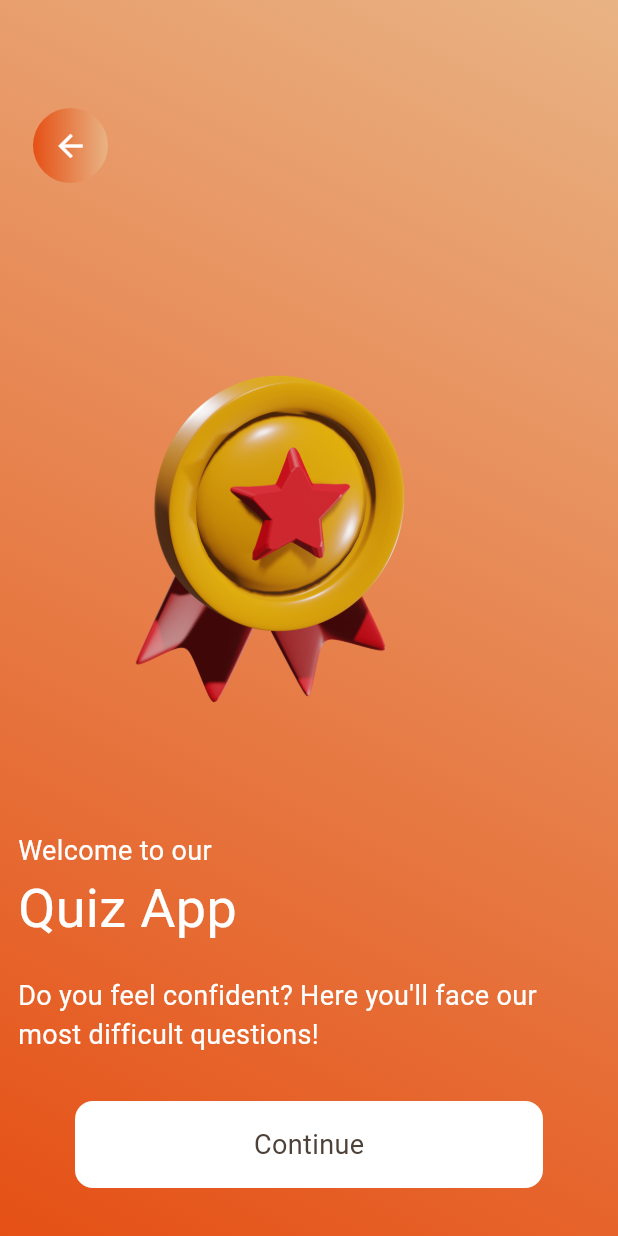
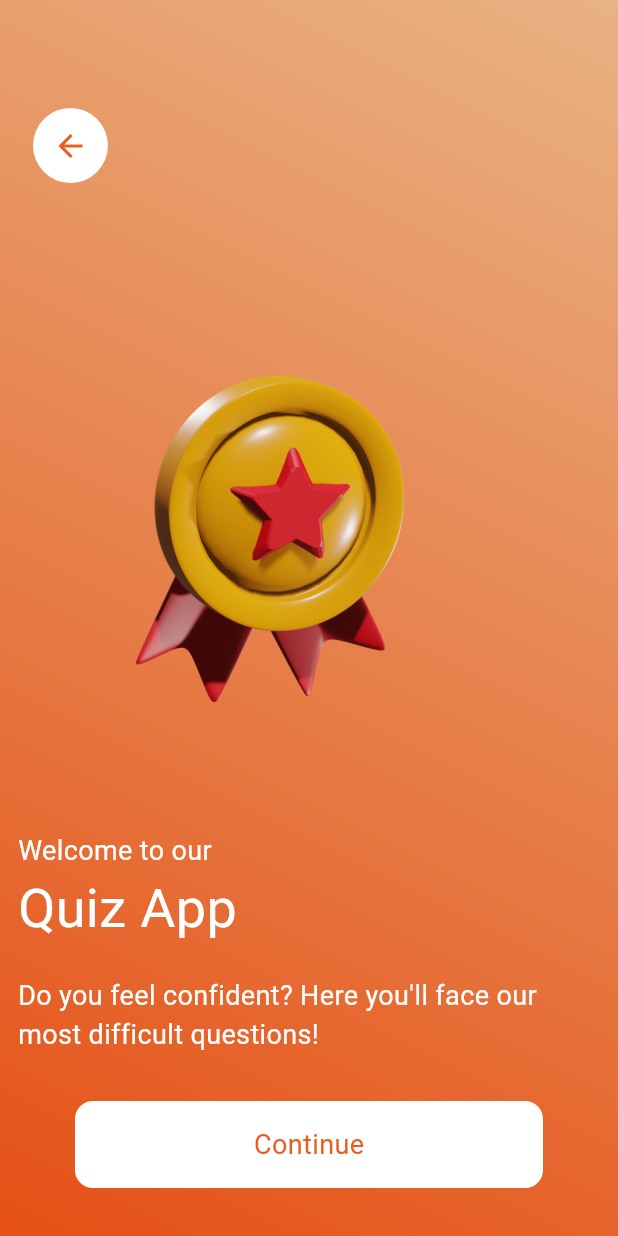
Before and after one commit to techhub-community/csoc_app, a Flutter app: the QuizApp screen opened directly, on a phone screen of 412 x 824 dp. Run offline on Flutter 3.47's test engine with Material 2 defaults, Android fonts, the phone set to English and light mode, and no system bars; our stand-ins replace bloc, flutter_bloc, flutter_staggered_animations, fluttertoast; Roboto replaces fonts that are missing (quick_bold, quick_semi).

Commit message:
changes on the quiz screen

```diff
--- a/lib/csoc/presentation/pages/AuthScreens/forgot_password.dart
+++ b/lib/csoc/presentation/pages/AuthScreens/forgot_password.dart
@@ -155,7 +155,11 @@ class _ResetPasswordPageState extends State<ResetPasswordPage>
                           alignment: Alignment.centerLeft,
                           child: GestureDetector(
                               onTap: () => Navigator.pop(context),
-                              child: CustomBackButton())),
+                              child: CustomBackButton(
+                                gradColor1: gradientColor,
+                                gradColor2: darkColor,
+                                iconColor: Colors.white,
+                              ))),
                     ),
                     SizedBox(
                       height: 80,
--- a/lib/csoc/presentation/pages/quiz_section/api_services.dart
+++ b/lib/csoc/presentation/pages/quiz_section/api_services.dart
@@ -7,8 +7,8 @@ var link = "https://opentdb.com/api.php?amount=10&type=boolean";
 getQuiz() async {
   var res = await http.get(Uri.parse(link));
   if (res.statusCode == 200) {
-    var data = jsonDecode(res.body.toString());
-    print("data is loaded");
+    var data = jsonDecode(res.body);
+    print("data is loaded ");
     return data;
   }
 }
--- a/lib/csoc/presentation/pages/quiz_section/quiz.dart
+++ b/lib/csoc/presentation/pages/quiz_section/quiz.dart
@@ -33,7 +33,10 @@ class QuizApp extends StatelessWidget {
                   alignment: Alignment.centerLeft,
                   child: GestureDetector(
                       onTap: () => Navigator.pop(context),
-                      child: CustomBackButton())),
+                      child: CustomBackButton(
+                          gradColor1: Colors.white,
+                          gradColor2: Colors.white,
+                          iconColor: appBarColor))),
             ),
             SizedBox(height: size.height * 0.1),
             Image.asset("images/badge2.png",
@@ -66,11 +69,14 @@ class QuizApp extends StatelessWidget {
                     color: Colors.white,
                     borderRadius: BorderRadius.circular(12),
                   ),
-                  child:
-                      headingText(color: logoColor, size: 18, text: "Continue"),
+                  child: headingText(
+                    color: appBarColor,
+                    size: 18,
+                    text: "Continue",
+                  ),
                 ),
               ),
-            )
+            ),
           ],
         ),
       ),
--- a/lib/csoc/presentation/pages/quiz_section/resultscreen.dart
+++ b/lib/csoc/presentation/pages/quiz_section/resultscreen.dart
@@ -29,7 +29,10 @@ class RESULTS extends StatelessWidget {
                   child: GestureDetector(
                       onTap: () => Navigator.push(context,
                           MaterialPageRoute(builder: (context) => QuizApp())),
-                      child: CustomBackButton())),
+                      child: CustomBackButton(
+                          gradColor1: Colors.white,
+                          gradColor2: Colors.white,
+                          iconColor: appBarColor))),
               SizedBox(
                 height: 150,
               ),
--- a/lib/csoc/presentation/widgets/custom_back_button.dart
+++ b/lib/csoc/presentation/widgets/custom_back_button.dart
@@ -2,7 +2,15 @@ import 'package:csoc/constants.dart';
 import 'package:flutter/material.dart';
 
 class CustomBackButton extends StatelessWidget {
-  const CustomBackButton({Key? key}) : super(key: key);
+  final Color gradColor1;
+  final Color gradColor2;
+  final Color iconColor;
+  const CustomBackButton(
+      {Key? key,
+      required this.gradColor1,
+      required this.gradColor2,
+      required this.iconColor})
+      : super(key: key);
 
   @override
   Widget build(BuildContext context) {
@@ -12,11 +20,11 @@ class CustomBackButton extends StatelessWidget {
       decoration: BoxDecoration(
         borderRadius: BorderRadius.circular(90),
         gradient: LinearGradient(colors: [
-          gradientColor,
-          darkColor,
+          gradColor1,
+          gradColor2,
         ]),
       ),
-      child: Icon(color: Colors.white, Icons.arrow_back),
+      child: Icon(color: iconColor, Icons.arrow_back),
     );
   }
 }
```
Also changed, not shown: lib/csoc/presentation/pages/quiz_section/quiz_screen.dart (+47 -24 lines).
